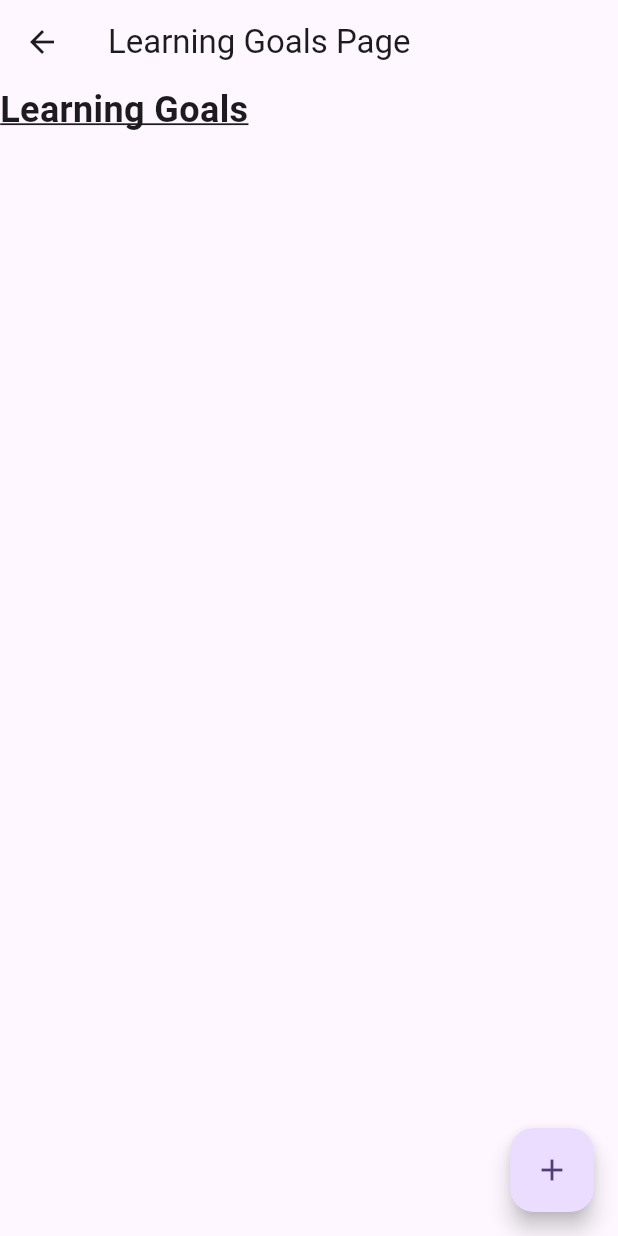
After one commit to samkele2/DevShepherd, a Flutter app: the screen it shows after launch, after a tap on "Learning goals", on a phone screen of 412 x 824 dp. The commit adds this screen. Run offline on Flutter 3.47's test engine with Material 3 defaults, Android fonts, the phone set to English and light mode, and no system bars.

Commit message:
Learning goals page in progress

```diff
--- /dev/null
+++ b/lib/learning_goal.dart
@@ -0,0 +1,10 @@
+class LearningGoal {
+  String goalName;
+  bool isCompleted = false;
+
+  LearningGoal(this.goalName);
+
+  void completeGoal() {
+    isCompleted = true;
+  }
+}
--- /dev/null
+++ b/lib/learning_goals_page.dart
@@ -0,0 +1,82 @@
+import 'package:flutter/material.dart';
+import 'package:dev_shepherd/learning_goal.dart';
+
+class LearningGoalsPage extends StatefulWidget {
+  const LearningGoalsPage({super.key});
+
+  @override
+  State<LearningGoalsPage> createState() => _LearningGoalsPageState();
+}
+class _LearningGoalsPageState extends State<LearningGoalsPage> {
+  List<LearningGoal> learningGoals = [];
+
+  void _addLearningGoal(BuildContext context) {
+    TextEditingController _textEditingController = TextEditingController();
+    showDialog(
+        context: context,
+        builder: (context) {
+          return AlertDialog(
+              title: const Text("Add learning goal"),
+              content: TextField(
+                controller: _textEditingController,
+              ),
+              actions: [
+                TextButton(onPressed: () {
+                  setState(() {
+                    learningGoals.add(LearningGoal(_textEditingController.text));
+                  });
+                  Navigator.pop(context);
+
+                }, child: Text("Add")),
+                TextButton(onPressed: () {
+                  Navigator.pop(context);  // closes the dialog
+                }, child: Text("Cancel")),
+              ]
+          );
+        });
+  }
+
+  @override
+  Widget build(BuildContext context) {
+    return Scaffold(
+      appBar: AppBar(
+        title: const Text('Learning Goals Page'),
+      ),
+      body: Column(
+        children: [
+          const Text('Learning Goals',
+              style: TextStyle(
+                fontSize: 24.0,
+                fontWeight: FontWeight.bold,
+                decoration: TextDecoration.underline
+              )),
+          for (LearningGoal goal in learningGoals)
+            CheckboxListTile(
+              title: Text(goal.goalName),
+              value: goal.isCompleted,
+              onChanged: (newValue) {
+                setState(() {
+                  goal.isCompleted = newValue ?? false;
+                });
+              },
+              secondary: IconButton(onPressed: () {
+                setState(() {
+                  learningGoals.remove(goal);
+                });
+              },
+                  icon: const Icon(Icons.delete_outline)),
+            ),
+        ],
+      ),
+
+      floatingActionButton: FloatingActionButton(
+        onPressed: () {
+          _addLearningGoal(context);
+        },
+        tooltip: 'Add Learning Goal',
+        child: const Icon(Icons.add),
+      ),
+    );
+  }
+
+}
--- a/lib/main.dart
+++ b/lib/main.dart
@@ -1,4 +1,6 @@
+
 import 'package:flutter/material.dart';
+import 'package:dev_shepherd/learning_goals_page.dart';
 
 void main() {
   runApp(const MyApp());
@@ -54,44 +56,11 @@ class MyHomePage extends StatefulWidget {
 }
 
 class _MyHomePageState extends State<MyHomePage> {
-  int _counter = 0;
-  List<String> learningGoals = [];
 
-  void _addLearningGoal(BuildContext context) {
-    TextEditingController _textEditingController = TextEditingController();
-    showDialog(
-        context: context,
-        builder: (context) {
-          return AlertDialog(
-            title: const Text("Add learning goal"),
-            content: TextField(
-                controller: _textEditingController,
-            ),
-              actions: [
-                TextButton(onPressed: () {
-                  setState(() {
-                    print(_textEditingController.text);
-                    learningGoals.add(_textEditingController.text);
-                  });
-                  Navigator.pop(context);
-
-                }, child: Text("Add")),
-                TextButton(onPressed: () {
-                  Navigator.pop(context);  // closes the dialog
-                }, child: Text("Cancel")),
-          ]
-          );
-    });
-  }
 
   @override
   Widget build(BuildContext context) {
-    // This method is rerun every time setState is called, for instance as done
-    // by the _incrementCounter method above.
-    //
-    // The Flutter framework has been optimized to make rerunning build methods
-    // fast, so that you can just rebuild anything that needs updating rather
-    // than having to individually change instances of widgets.
+
     return Scaffold(
       appBar: AppBar(
         // TRY THIS: Try changing the color here to a specific color (to
@@ -121,20 +90,33 @@ class _MyHomePageState extends State<MyHomePage> {
           // wireframe for each widget.
           mainAxisAlignment: .center,
           children: [
-            const Text('Welcome to DevShepherd.'),
-            const Text('Your journey from learner to developer starts here.'),
-            for (String goal in learningGoals)
-              Text(goal),
-          ],
-        ),
-      ),
-      floatingActionButton: FloatingActionButton(
-        onPressed: () {
-          _addLearningGoal(context);
-        },
-        tooltip: 'Add Learning Goal:',
-        child: const Icon(Icons.add),
-      ),
-    );
+          const Text('Welcome to DevShepherd.'),
+          const Text('Your journey from learner to developer starts here.'),
+
+          // const Text('Learning goals',
+          //     style: TextStyle(
+          //         fontWeight: FontWeight.bold,
+          //         decoration: TextDecoration.underline)),
+          Card(
+            child: InkWell(
+              onTap: () {
+                Navigator.push(
+                  context,
+                  MaterialPageRoute(
+                      builder: (context) => LearningGoalsPage(),
+                ),
+                );
+              },
+            child: Text('Learning goals',
+                style: TextStyle(
+                    fontWeight: FontWeight.bold,
+                    decoration: TextDecoration.underline)),
+          ),),
+
+
+      ]
+        ),),
+
+      );
   }
 }
```
Also changed, not shown: analysis_options.yaml (+9 -0 lines), pubspec.lock.
